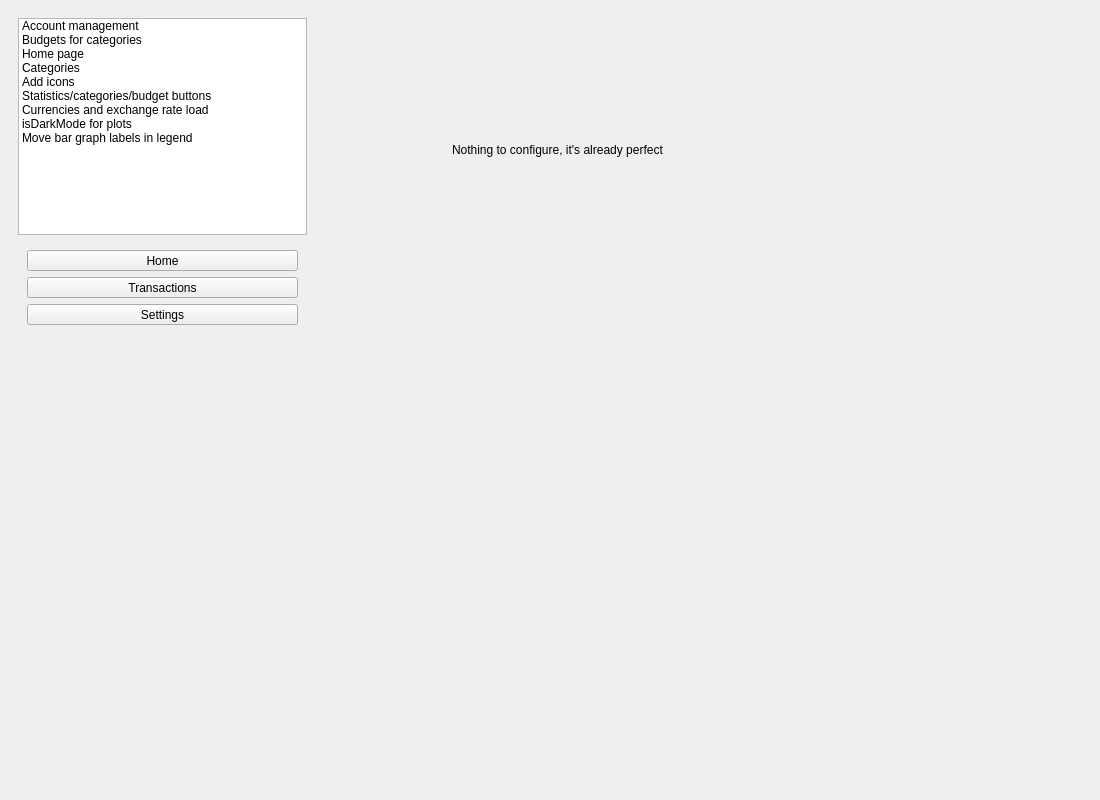
Before: the Qt Designer form Desktop/mainwindow.ui in david4more/CoinWarden, drawn with Qt 5.
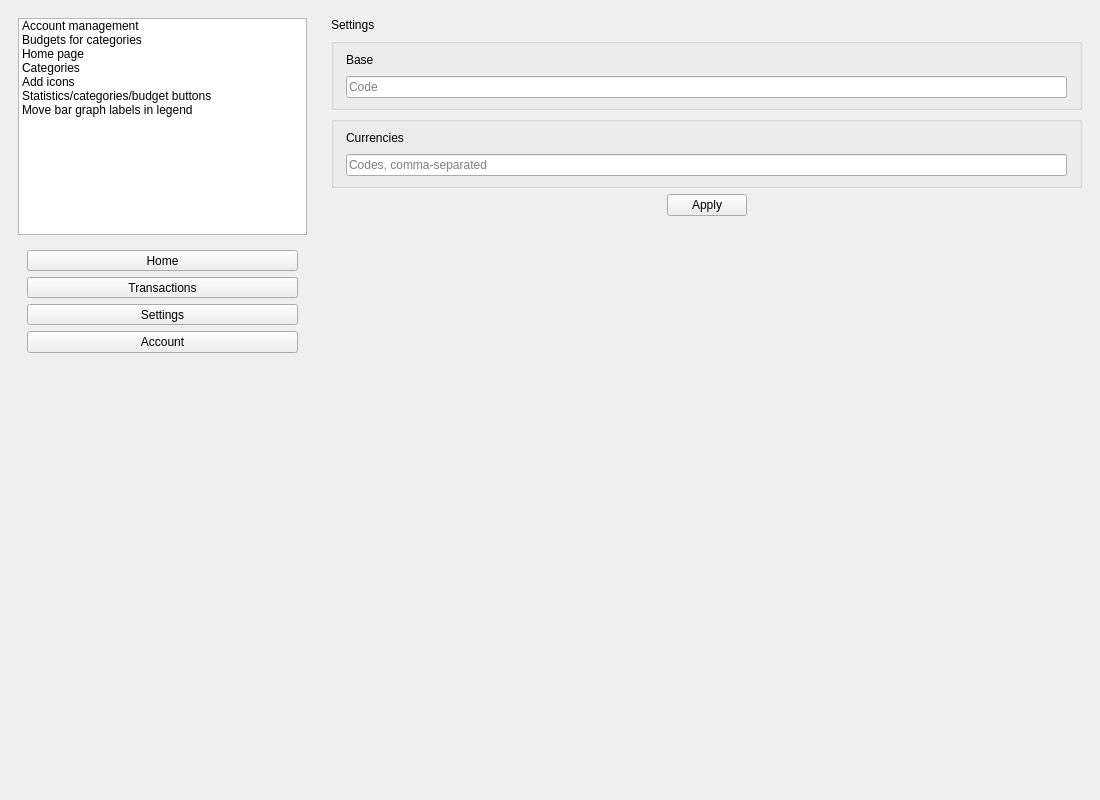
After: the same form once the commit is applied. The open tabs and pages were chosen to show the change. Custom widgets are drawn as their Qt base class.

Commit message: add placeholder settings layout, .qrc file and two icons

Diff of the .ui file:
```diff
--- a/Desktop/mainwindow.ui
+++ b/Desktop/mainwindow.ui
@@ -68,16 +68,6 @@
            <string>Statistics/categories/budget buttons</string>
           </property>
          </item>
-         <item>
-          <property name="text">
-           <string>Currencies and exchange rate load</string>
-          </property>
-         </item>
-         <item>
-          <property name="text">
-           <string>isDarkMode for plots</string>
-          </property>
-         </item>
          <item>
           <property name="text">
            <string>Move bar graph labels in legend</string>
@@ -133,6 +123,13 @@
             </property>
            </widget>
           </item>
+          <item>
+           <widget class="QPushButton" name="pushButton_2">
+            <property name="text">
+             <string>Account</string>
+            </property>
+           </widget>
+          </item>
           <item>
            <spacer name="verticalSpacer">
             <property name="orientation">
@@ -357,19 +354,192 @@
        </layout>
       </widget>
       <widget class="QWidget" name="settings">
-       <widget class="QLabel" name="label_2">
-        <property name="geometry">
-         <rect>
-          <x>130</x>
-          <y>120</y>
-          <width>241</width>
-          <height>41</height>
-         </rect>
-        </property>
-        <property name="text">
-         <string>Nothing to configure, it's already perfect</string>
-        </property>
-       </widget>
+       <layout class="QVBoxLayout" name="verticalLayout_6">
+        <item>
+         <widget class="QLabel" name="label">
+          <property name="sizePolicy">
+           <sizepolicy hsizetype="Preferred" vsizetype="Fixed">
+            <horstretch>0</horstretch>
+            <verstretch>0</verstretch>
+           </sizepolicy>
+          </property>
+          <property name="styleSheet">
+           <string notr="true">font: 600 18pt &quot;Segoe UI&quot;;</string>
+          </property>
+          <property name="text">
+           <string>Settings</string>
+          </property>
+         </widget>
+        </item>
+        <item>
+         <widget class="QGroupBox" name="groupBox_4">
+          <property name="sizePolicy">
+           <sizepolicy hsizetype="Preferred" vsizetype="Fixed">
+            <horstretch>0</horstretch>
+            <verstretch>0</verstretch>
+           </sizepolicy>
+          </property>
+          <property name="maximumSize">
+           <size>
+            <width>16777215</width>
+            <height>16777215</height>
+           </size>
+          </property>
+          <property name="title">
+           <string/>
+          </property>
+          <layout class="QVBoxLayout" name="verticalLayout_8">
+           <property name="spacing">
+            <number>9</number>
+           </property>
+           <property name="leftMargin">
+            <number>12</number>
+           </property>
+           <property name="topMargin">
+            <number>9</number>
+           </property>
+           <property name="rightMargin">
+            <number>12</number>
+           </property>
+           <property name="bottomMargin">
+            <number>9</number>
+           </property>
+           <item>
+            <widget class="QLabel" name="label_6">
+             <property name="styleSheet">
+              <string notr="true">font: 600 14pt &quot;Segoe UI&quot;;</string>
+             </property>
+             <property name="text">
+              <string>Base</string>
+             </property>
+            </widget>
+           </item>
+           <item>
+            <widget class="QLineEdit" name="lineEdit_5">
+             <property name="placeholderText">
+              <string>Code</string>
+             </property>
+            </widget>
+           </item>
+          </layout>
+         </widget>
+        </item>
+        <item>
+         <widget class="QGroupBox" name="groupBox_3">
+          <property name="sizePolicy">
+           <sizepolicy hsizetype="Preferred" vsizetype="Fixed">
+            <horstretch>0</horstretch>
+            <verstretch>0</verstretch>
+           </sizepolicy>
+          </property>
+          <property name="maximumSize">
+           <size>
+            <width>16777215</width>
+            <height>16777215</height>
+           </size>
+          </property>
+          <property name="title">
+           <string/>
+          </property>
+          <layout class="QVBoxLayout" name="verticalLayout_7">
+           <property name="spacing">
+            <number>9</number>
+           </property>
+           <property name="leftMargin">
+            <number>12</number>
+           </property>
+           <property name="topMargin">
+            <number>9</number>
+           </property>
+           <property name="rightMargin">
+            <number>12</number>
+           </property>
+           <property name="bottomMargin">
+            <number>9</number>
+           </property>
+           <item>
+            <widget class="QLabel" name="label_4">
+             <property name="styleSheet">
+              <string notr="true">font: 600 14pt &quot;Segoe UI&quot;;</string>
+             </property>
+             <property name="text">
+              <string>Currencies</string>
+             </property>
+            </widget>
+           </item>
+           <item>
+            <widget class="QLineEdit" name="lineEdit_4">
+             <property name="placeholderText">
+              <string>Codes, comma-separated</string>
+             </property>
+            </widget>
+           </item>
+          </layout>
+         </widget>
+        </item>
+        <item>
+         <layout class="QHBoxLayout" name="horizontalLayout_11">
+          <item>
+           <spacer name="horizontalSpacer_8">
+            <property name="orientation">
+             <enum>Qt::Orientation::Horizontal</enum>
+            </property>
+            <property name="sizeHint" stdset="0">
+             <size>
+              <width>40</width>
+              <height>20</height>
+             </size>
+            </property>
+           </spacer>
+          </item>
+          <item>
+           <widget class="QPushButton" name="pushButton">
+            <property name="sizePolicy">
+             <sizepolicy hsizetype="Fixed" vsizetype="Fixed">
+              <horstretch>0</horstretch>
+              <verstretch>0</verstretch>
+             </sizepolicy>
+            </property>
+            <property name="layoutDirection">
+             <enum>Qt::LayoutDirection::LeftToRight</enum>
+            </property>
+            <property name="styleSheet">
+             <string notr="true">font: 600 14pt &quot;Segoe UI&quot;;</string>
+            </property>
+            <property name="text">
+             <string>Apply</string>
+            </property>
+           </widget>
+          </item>
+          <item>
+           <spacer name="horizontalSpacer_9">
+            <property name="orientation">
+             <enum>Qt::Orientation::Horizontal</enum>
+            </property>
+            <property name="sizeHint" stdset="0">
+             <size>
+              <width>40</width>
+              <height>20</height>
+             </size>
+            </property>
+           </spacer>
+          </item>
+         </layout>
+        </item>
+        <item>
+         <spacer name="verticalSpacer_7">
+          <property name="orientation">
+           <enum>Qt::Orientation::Vertical</enum>
+          </property>
+          <property name="sizeHint" stdset="0">
+           <size>
+            <width>20</width>
+            <height>509</height>
+           </size>
+          </property>
+         </spacer>
+        </item>
+       </layout>
       </widget>
       <widget class="QWidget" name="newTransaction">
        <layout class="QGridLayout" name="gridLayout">
```
Left out of the diff: 8 changed lines with no effect on the pictures. The commit also changes 7 other files.
